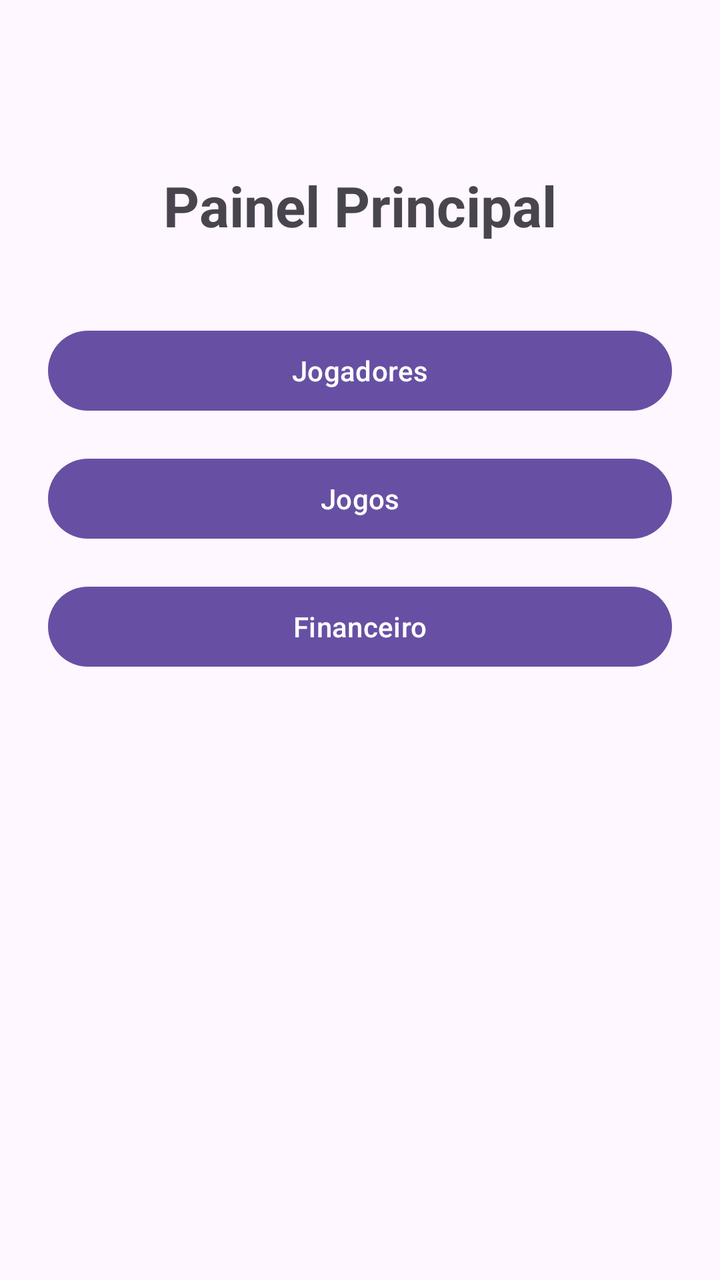
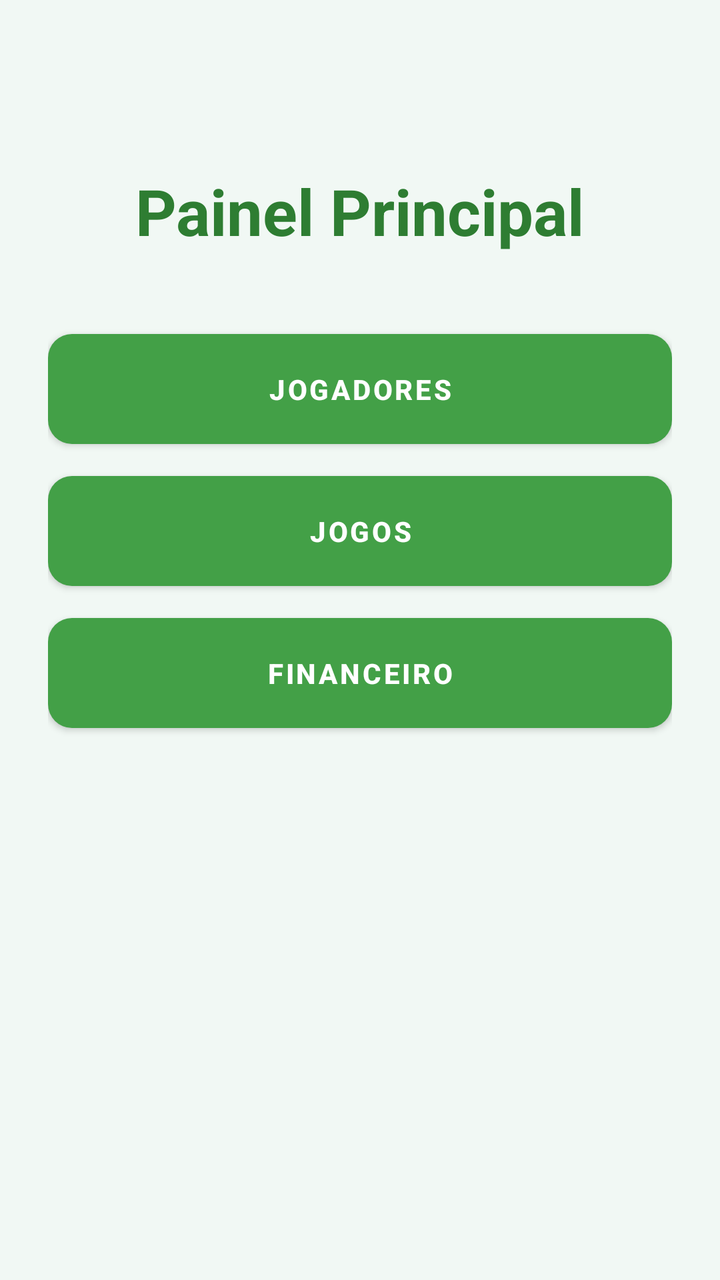

Screens rendered from an Android XML layout before and after an edit, with the pre-edit source and the edit as a unified diff.
<!-- AndroidManifest.xml: application theme Theme.AppControlePro -->
<!-- res/layout/activity_main.xml -->
<?xml version="1.0" encoding="utf-8"?>
<androidx.constraintlayout.widget.ConstraintLayout xmlns:android="http://schemas.android.com/apk/res/android"
    xmlns:app="http://schemas.android.com/apk/res-auto"
    android:layout_width="match_parent"
    android:layout_height="match_parent"
    android:padding="24dp">

    
    <TextView
        android:id="@+id/txtTituloMain"
        android:layout_width="wrap_content"
        android:layout_height="wrap_content"
        android:text="Painel Principal"
        android:textSize="28sp"
        android:textStyle="bold"
        app:layout_constraintTop_toTopOf="parent"
        app:layout_constraintStart_toStartOf="parent"
        app:layout_constraintEnd_toEndOf="parent"
        android:layout_marginTop="60dp"/>

    
    <Button
        android:id="@+id/btnJogadores"
        android:layout_width="0dp"
        android:layout_height="wrap_content"
        android:text="Jogadores"
        android:onClick="abrirJogadores"
        app:layout_constraintTop_toBottomOf="@id/txtTituloMain"
        app:layout_constraintStart_toStartOf="parent"
        app:layout_constraintEnd_toEndOf="parent"
        android:layout_marginTop="40dp"/>

    
    <Button
        android:id="@+id/btnJogos"
        android:layout_width="0dp"
        android:layout_height="wrap_content"
        android:text="Jogos"
        android:onClick="abrirJogos"
        app:layout_constraintTop_toBottomOf="@id/btnJogadores"
        app:layout_constraintStart_toStartOf="parent"
        app:layout_constraintEnd_toEndOf="parent"
        android:layout_marginTop="16dp"/>

    
    <Button
        android:id="@+id/btnFinanceiro"
        android:layout_width="0dp"
        android:layout_height="wrap_content"
        android:text="Financeiro"
        android:onClick="abrirFinanceiro"
        app:layout_constraintTop_toBottomOf="@id/btnJogos"
        app:layout_constraintStart_toStartOf="parent"
        app:layout_constraintEnd_toEndOf="parent"
        android:layout_marginTop="16dp"/>

</androidx.constraintlayout.widget.ConstraintLayout>
<!-- resources referenced by this layout -->
<resources>
  <style name="Theme.AppControlePro" parent="Base.Theme.AppControlePro" />
  <style name="Base.Theme.AppControlePro" parent="Theme.Material3.DayNight.NoActionBar">
          
          
      </style>
</resources>

<!-- the commit's change to res/layout/activity_main.xml (unified diff, before → after) -->
@@ -3,7 +3,8 @@
     xmlns:app="http://schemas.android.com/apk/res-auto"
     android:layout_width="match_parent"
     android:layout_height="match_parent"
-    android:padding="24dp">
+    android:padding="24dp"
+    android:background="#F1F8F4">
 
     
     <TextView
@@ -11,8 +12,9 @@
         android:layout_width="wrap_content"
         android:layout_height="wrap_content"
         android:text="Painel Principal"
-        android:textSize="28sp"
+        android:textSize="32sp"
         android:textStyle="bold"
+        android:textColor="#2E7D32"
         app:layout_constraintTop_toTopOf="parent"
         app:layout_constraintStart_toStartOf="parent"
         app:layout_constraintEnd_toEndOf="parent"
@@ -22,8 +24,12 @@
     <Button
         android:id="@+id/btnJogadores"
         android:layout_width="0dp"
-        android:layout_height="wrap_content"
+        android:layout_height="55dp"
         android:text="Jogadores"
+        android:textColor="#FFFFFF"
+        android:textStyle="bold"
+        android:background="@drawable/botao_verde"
+        android:backgroundTint="@null"
         android:onClick="abrirJogadores"
         app:layout_constraintTop_toBottomOf="@id/txtTituloMain"
         app:layout_constraintStart_toStartOf="parent"
@@ -34,8 +40,12 @@
     <Button
         android:id="@+id/btnJogos"
         android:layout_width="0dp"
-        android:layout_height="wrap_content"
+        android:layout_height="55dp"
         android:text="Jogos"
+        android:textColor="#FFFFFF"
+        android:textStyle="bold"
+        android:background="@drawable/botao_verde"
+        android:backgroundTint="@null"
         android:onClick="abrirJogos"
         app:layout_constraintTop_toBottomOf="@id/btnJogadores"
         app:layout_constraintStart_toStartOf="parent"
@@ -46,8 +56,12 @@
     <Button
         android:id="@+id/btnFinanceiro"
         android:layout_width="0dp"
-        android:layout_height="wrap_content"
+        android:layout_height="55dp"
         android:text="Financeiro"
+        android:textColor="#FFFFFF"
+        android:textStyle="bold"
+        android:background="@drawable/botao_verde"
+        android:backgroundTint="@null"
         android:onClick="abrirFinanceiro"
         app:layout_constraintTop_toBottomOf="@id/btnJogos"
         app:layout_constraintStart_toStartOf="parent"
<!-- resource entries referenced after the edit -->
@@ -1,9 +1,23 @@
 <!-- resources referenced by this layout -->
 <resources>
-  <style name="Theme.AppControlePro" parent="Base.Theme.AppControlePro" />
-  <style name="Base.Theme.AppControlePro" parent="Theme.Material3.DayNight.NoActionBar">
-          
-          
+  <!-- drawable botao_verde (drawable) -->
+  <?xml version="1.0" encoding="utf-8"?>
+  <shape xmlns:android="http://schemas.android.com/apk/res/android">
+      <solid android:color="#43A047"/>
+      <corners android:radius="12dp"/>
+  </shape>
+  <style name="Theme.AppControlePro" parent="Theme.MaterialComponents.DayNight.DarkActionBar">
+          <item name="colorPrimary">@color/green_500</item>
+          <item name="colorPrimaryVariant">@color/green_700</item>
+          <item name="colorSecondary">@color/teal_200</item>
+          <item name="colorSecondaryVariant">@color/teal_700</item>
+          <item name="android:statusBarColor">@color/green_700</item>
+          <item name="colorOnPrimary">@color/white</item>
       </style>
+  <color name="green_500">#43A047</color>
+  <color name="green_700">#2E7D32</color>
+  <color name="teal_200">#80CBC4</color>
+  <color name="teal_700">#00796B</color>
+  <color name="white">#FFFFFF</color>
 </resources>
 
